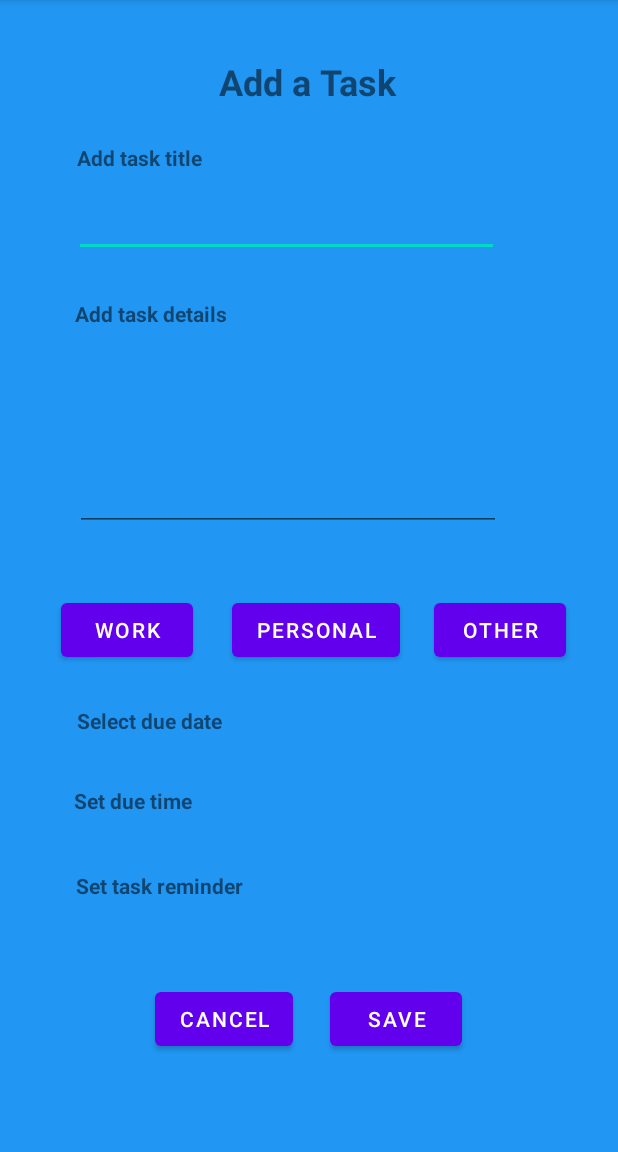
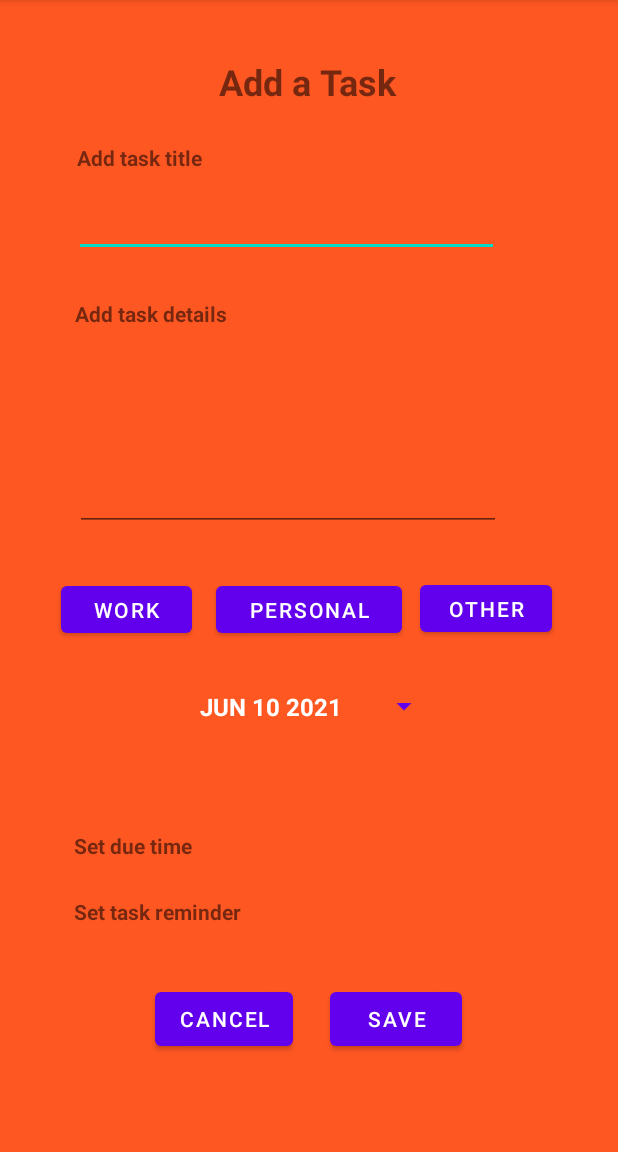
Before and after one commit to yongmei1/chara, an Android app: the ListTasks screen opened directly, with no data from a screen before it, after a tap on "imageview4task", on a phone screen of 412 x 824 dp, the part 84-1236 px from its top. Run offline under Robolectric (Android 15) with nearby library versions, the light colour scheme and no system bars; our stand-ins replace Firebase (no records; nobody signed in at launch, a user with empty details on screens opened directly).

Commit message:
added datepicker

```diff
--- a/app/src/main/java/com/example/authapptutorial/Calender.java
+++ b/app/src/main/java/com/example/authapptutorial/Calender.java
@@ -91,7 +91,7 @@ public class Calender  extends AppCompatActivity implements CalendarAdaptor.OnIt
         LocalDate firstOfMonth = selectedDate.withDayOfMonth(1);
         int dayOfWeek = firstOfMonth.getDayOfWeek().getValue();
 
-        for(int i = 0; i <= 40; i++)
+        for(int i = 2; i <= 42; i++)
         {
             if(i <= dayOfWeek || i > daysInMonth + dayOfWeek)
             {
--- a/app/src/main/java/com/example/authapptutorial/ListTasks.java
+++ b/app/src/main/java/com/example/authapptutorial/ListTasks.java
@@ -3,9 +3,12 @@ package com.example.authapptutorial;
 import android.content.Intent;
 import android.os.Bundle;
 import android.util.Log;
+import android.view.View;
+import android.widget.AdapterView;
 import android.widget.ArrayAdapter;
 import android.widget.ImageView;
 import android.widget.ListView;
+import android.widget.Toast;
 
 import androidx.annotation.NonNull;
 import androidx.appcompat.app.AppCompatActivity;
@@ -28,7 +31,6 @@ public class ListTasks extends AppCompatActivity {
     ListView listView;
     FirebaseAuth fAuth;
     FirebaseFirestore fStore;
-    ArrayList<String> storeTasks = new ArrayList<>();
 
     protected void onCreate(Bundle savedInstanceState) {
         super.onCreate(savedInstanceState);
@@ -41,23 +43,7 @@ public class ListTasks extends AppCompatActivity {
         taskDiagnostics = findViewById(R.id.taskDiagnostics);
         deleteBtn = findViewById(R.id.deleteTaskBtn);
         cancelBtn = findViewById(R.id.cancelBtn);
-
         ArrayList<String> storeTasks = new ArrayList<>();
-
-        ArrayList<String> arrayList = new ArrayList<>();
-        arrayList.add("test one");
-        arrayList.add("test 2");
-        arrayList.add("test 3");
-        arrayList.add("test 4");
-        arrayList.add("test 5");
-        arrayList.add("test 6");
-        arrayList.add("test one1");
-        arrayList.add("test 21");
-        arrayList.add("test 31");
-        arrayList.add("test 41");
-        arrayList.add("test 51");
-        arrayList.add("test 61");
-
 
         String currentUser = fAuth.getCurrentUser().getUid();
         Log.d(TAG, "current user: "+currentUser);
@@ -71,24 +57,24 @@ public class ListTasks extends AppCompatActivity {
                             for (QueryDocumentSnapshot document : task.getResult()) {
                                 Log.d(TAG, document.getId() + " => " + document.getData());
                                  storeTasks.add(document.getId());
-
                             }
                         } else {
                             Log.d(TAG, "Error getting documents: ", task.getException());
                         }
-
-
-                        for(int i=0;i<storeTasks.size();i++){
+                       /* for(int i=0;i<storeTasks.size();i++){
                             System.out.println("STORETASKS  ----------------"+storeTasks.get(i));
-                        }
+                        }*/
 
                         ArrayAdapter arrayAdapter = new ArrayAdapter(getApplicationContext(), android.R.layout.simple_list_item_1, storeTasks);
                         listView.setAdapter(arrayAdapter);
+                        listView.setOnItemClickListener(new AdapterView.OnItemClickListener() {
+                            @Override
+                            public void onItemClick(AdapterView<?> parent, View view, int position, long id) {
+                                Toast.makeText(ListTasks.this,"clicked item:" + position+ " "+storeTasks.get(position),Toast.LENGTH_SHORT).show();
+                            }
+                        });
                     }
-
                 });
-
-
 
         cancelBtn.setOnClickListener(v ->{
             Intent i = new Intent(v.getContext(), Calender.class);
@@ -106,7 +92,5 @@ public class ListTasks extends AppCompatActivity {
             startActivity(new Intent(getApplication(), Login.class));
             finish();
         }
-
     }
-
 }
--- a/app/src/main/java/com/example/authapptutorial/list/AddTask.java
+++ b/app/src/main/java/com/example/authapptutorial/list/AddTask.java
@@ -1,11 +1,14 @@
 package com.example.authapptutorial.list;
 
 import android.annotation.SuppressLint;
+import android.app.DatePickerDialog;
 import android.content.Intent;
 import android.os.Bundle;
 import android.util.ArrayMap;
 import android.util.Log;
+import android.view.View;
 import android.widget.Button;
+import android.widget.DatePicker;
 import android.widget.EditText;
 import android.widget.Toast;
 
@@ -14,6 +17,7 @@ import androidx.appcompat.app.AlertDialog;
 import androidx.appcompat.app.AppCompatActivity;
 import androidx.recyclerview.widget.RecyclerView;
 
+import com.example.authapptutorial.Calender;
 import com.example.authapptutorial.R;
 import com.google.android.gms.tasks.OnCompleteListener;
 import com.google.android.gms.tasks.OnSuccessListener;
@@ -25,10 +29,10 @@ import com.google.firebase.firestore.DocumentSnapshot;
 import com.google.firebase.firestore.FirebaseFirestore;
 import com.google.firebase.firestore.QueryDocumentSnapshot;
 import com.google.firebase.firestore.QuerySnapshot;
-import com.google.firebase.firestore.core.View;
 
 import java.sql.Array;
 import java.util.ArrayList;
+import java.util.Calendar;
 import java.util.HashMap;
 import java.util.Map;
 import java.util.Objects;
@@ -47,12 +51,16 @@ public class AddTask extends AppCompatActivity {
     String userID;
     DocumentReference documentReference;
 
+    private Button datePickerBtn;
+    private DatePickerDialog datePickerDialog;
+
 
     @SuppressLint("NonConstantResourceId")
     @Override
     protected void onCreate(Bundle savedInstanceState) {
         super.onCreate(savedInstanceState);
         setContentView(R.layout.activity_addtask);
+        initDatePicker();
 
         title = findViewById(R.id.inputtitle);
         details = findViewById(R.id.inputdetails);
@@ -62,6 +70,8 @@ public class AddTask extends AppCompatActivity {
         work = findViewById(R.id.workbutton);
         personal = findViewById(R.id.personalbutton);
         other = findViewById(R.id.otherbutton);
+        datePickerBtn = findViewById(R.id.datePicker);
+        datePickerBtn.setText(getTodaysDate());
 
         cancel = findViewById(R.id.cancelbutton);
         cancel.setOnClickListener(v-> {
@@ -76,6 +86,7 @@ public class AddTask extends AppCompatActivity {
         save.setOnClickListener(v-> {
             String taskTitle = title.getText().toString().trim();
             String taskDetails = details.getText().toString().trim();
+            String date = datePickerBtn.getText().toString();
 
             Intent i = new Intent(v.getContext(), List.class);
             startActivity(i);
@@ -89,7 +100,7 @@ public class AddTask extends AppCompatActivity {
             //user.put("detail", taskDetails);
             //documentReference.set(user).addOnSuccessListener(aVoid -> Log.d(TAG, "onSuccess: task added successfully for user: "+ userID)).addOnFailureListener(e -> Log.d(TAG,"onFailure: "+e.toString()));
 
-            task = new taskModel(taskDetails,taskTitle, userID);
+            task = new taskModel(taskDetails,taskTitle, userID, date);
             ArrayList<Object> list = new ArrayList<>();
             list.add(task);
 
@@ -101,9 +112,66 @@ public class AddTask extends AppCompatActivity {
             //user2.put("list", list);
             user2.put("title", taskTitle);
             user2.put("details", taskDetails);
+            user2.put("date",date);
             documentReference.set(task).addOnSuccessListener(aVoid -> Log.d(TAG, "onSuccess: task added successfully for user: " + userID)).addOnFailureListener(e -> Log.d(TAG, "onFailure: " + e.toString()));
 
 
         });
     }
+
+    private String getTodaysDate() {
+        Calendar calender = Calendar.getInstance();
+        int year = calender.get(Calendar.YEAR);
+        int month = calender.get(Calendar.MONTH);
+        month = month+1;
+        int day = calender.get(Calendar.DAY_OF_MONTH);
+        return makeDateString(day,month,year);
+
+    }
+
+    private void initDatePicker() {
+        DatePickerDialog.OnDateSetListener dateSetListener = new DatePickerDialog.OnDateSetListener() {
+            @Override
+            public void onDateSet(DatePicker view, int year, int month, int dayOfMonth) {
+                month = month+1;
+                String date = makeDateString(dayOfMonth, month, year);
+                datePickerBtn.setText(date);
+
+            }
+        };
+        Calendar calender = Calendar.getInstance();
+        int year = calender.get(Calendar.YEAR);
+        int month = calender.get(Calendar.MONTH);
+        int day = calender.get(Calendar.DAY_OF_MONTH);
+
+        datePickerDialog = new DatePickerDialog(this,dateSetListener,year,month,day);
+    }
+
+    private String makeDateString(int dayOfMonth, int month, int year) {
+        return getMonthFormat(month) + " " + dayOfMonth + " " + year;
+    }
+
+    private String getMonthFormat(int month) {
+
+        if(month ==1 ) return "JAN";
+        if(month ==2) return "FEB";
+        if(month ==3) return "MAR";
+        if(month ==4) return "APR";
+        if(month ==5) return "MAY";
+        if(month ==6) return "JUN";
+        if(month ==7) return "JUL";
+        if(month ==8) return "AUG";
+        if(month ==9) return "SEP";
+        if(month ==10) return "OCT";
+        if(month ==11) return "NOV";
+        if(month ==12) return "DEC";
+        //default jan should never happen
+        return "JAN";
+    }
+
+    public void openDatePicker(View view) {
+        datePickerDialog.show();
+    }
+
+
 }
--- a/app/src/main/res/layout/activity_addtask.xml
+++ b/app/src/main/res/layout/activity_addtask.xml
@@ -4,32 +4,7 @@
     xmlns:tools="http://schemas.android.com/tools"
     android:layout_width="match_parent"
     android:layout_height="match_parent"
-    android:background="#2196F3">
-
-    <Button
-        android:id="@+id/otherbutton"
-        android:layout_width="wrap_content"
-        android:layout_height="wrap_content"
-        android:text="Other"
-        app:layout_constraintBottom_toBottomOf="parent"
-        app:layout_constraintEnd_toEndOf="parent"
-        app:layout_constraintHorizontal_bias="0.894"
-        app:layout_constraintStart_toStartOf="parent"
-        app:layout_constraintTop_toTopOf="parent"
-        app:layout_constraintVertical_bias="0.55" />
-
-    <TextView
-        android:id="@+id/textView8"
-        android:layout_width="wrap_content"
-        android:layout_height="wrap_content"
-        android:text="Select due date"
-        android:textStyle="bold"
-        app:layout_constraintBottom_toBottomOf="parent"
-        app:layout_constraintEnd_toEndOf="parent"
-        app:layout_constraintHorizontal_bias="0.163"
-        app:layout_constraintStart_toStartOf="parent"
-        app:layout_constraintTop_toTopOf="parent"
-        app:layout_constraintVertical_bias="0.629" />
+    android:background="#FF5722">
 
     <TextView
         android:id="@+id/duetimetext"
@@ -42,7 +17,7 @@
         app:layout_constraintHorizontal_bias="0.148"
         app:layout_constraintStart_toStartOf="parent"
         app:layout_constraintTop_toTopOf="parent"
-        app:layout_constraintVertical_bias="0.7" />
+        app:layout_constraintVertical_bias="0.74" />
 
     <TextView
         android:id="@+id/taskremindertext"
@@ -52,10 +27,10 @@
         android:textStyle="bold"
         app:layout_constraintBottom_toBottomOf="parent"
         app:layout_constraintEnd_toEndOf="parent"
-        app:layout_constraintHorizontal_bias="0.168"
+        app:layout_constraintHorizontal_bias="0.164"
         app:layout_constraintStart_toStartOf="parent"
         app:layout_constraintTop_toTopOf="parent"
-        app:layout_constraintVertical_bias="0.776" />
+        app:layout_constraintVertical_bias="0.799" />
 
     <TextView
         android:id="@+id/taskdetailstext"
@@ -123,27 +98,39 @@
 
     <Button
         android:id="@+id/workbutton"
-        android:layout_width="wrap_content"
-        android:layout_height="wrap_content"
+        android:layout_width="87dp"
+        android:layout_height="43dp"
         android:text="Work"
         app:layout_constraintBottom_toBottomOf="parent"
         app:layout_constraintEnd_toEndOf="parent"
         app:layout_constraintHorizontal_bias="0.126"
         app:layout_constraintStart_toStartOf="parent"
         app:layout_constraintTop_toTopOf="parent"
-        app:layout_constraintVertical_bias="0.55" />
+        app:layout_constraintVertical_bias="0.531" />
 
     <Button
         android:id="@+id/personalbutton"
-        android:layout_width="wrap_content"
-        android:layout_height="wrap_content"
+        android:layout_width="124dp"
+        android:layout_height="43dp"
         android:text="Personal"
         app:layout_constraintBottom_toBottomOf="parent"
         app:layout_constraintEnd_toEndOf="parent"
-        app:layout_constraintHorizontal_bias="0.515"
+        app:layout_constraintHorizontal_bias="0.501"
         app:layout_constraintStart_toStartOf="parent"
         app:layout_constraintTop_toTopOf="parent"
-        app:layout_constraintVertical_bias="0.55" />
+        app:layout_constraintVertical_bias="0.531" />
+
+    <Button
+        android:id="@+id/otherbutton"
+        android:layout_width="88dp"
+        android:layout_height="43dp"
+        android:text="Other"
+        app:layout_constraintBottom_toBottomOf="parent"
+        app:layout_constraintEnd_toEndOf="parent"
+        app:layout_constraintHorizontal_bias="0.864"
+        app:layout_constraintStart_toStartOf="parent"
+        app:layout_constraintTop_toTopOf="parent"
+        app:layout_constraintVertical_bias="0.53" />
 
     <EditText
         android:id="@+id/inputtitle"
@@ -173,4 +160,21 @@
         app:layout_constraintTop_toTopOf="parent"
         app:layout_constraintVertical_bias="0.365" />
 
+    <Button
+        android:id="@+id/datePicker"
+        style="?android:spinnerStyle"
+        android:layout_width="176dp"
+        android:layout_height="47dp"
+        android:text="Jan 01 2021"
+        android:textSize="16sp"
+        android:textStyle="normal|bold"
+        app:layout_constraintBottom_toBottomOf="parent"
+        app:layout_constraintEnd_toEndOf="parent"
+        app:layout_constraintHorizontal_bias="0.497"
+        app:layout_constraintStart_toStartOf="parent"
+        app:layout_constraintTop_toTopOf="parent"
+        app:layout_constraintVertical_bias="0.621"
+        android:onClick="openDatePicker"
+        tools:ignore="UsingOnClickInXml" />
+
 </androidx.constraintlayout.widget.ConstraintLayout>
--- a/app/src/main/res/layout/activity_listtasks.xml
+++ b/app/src/main/res/layout/activity_listtasks.xml
@@ -98,10 +98,10 @@
         android:layout_height="wrap_content"
         app:layout_constraintBottom_toBottomOf="parent"
         app:layout_constraintEnd_toEndOf="parent"
-        app:layout_constraintHorizontal_bias="1.0"
+        app:layout_constraintHorizontal_bias="0.98"
         app:layout_constraintStart_toStartOf="parent"
         app:layout_constraintTop_toTopOf="parent"
-        app:layout_constraintVertical_bias="0.01"
+        app:layout_constraintVertical_bias="0.007"
         app:srcCompat="@drawable/ic_cancel" />
 
 
```
Also changed, not shown: app/src/main/java/com/example/authapptutorial/EditAccount.java (+9 -1 lines), app/src/main/java/com/example/authapptutorial/list/taskModel.java (+9 -9 lines), app/src/main/res/layout/activity_edit_account.xml (+12 -0 lines).
